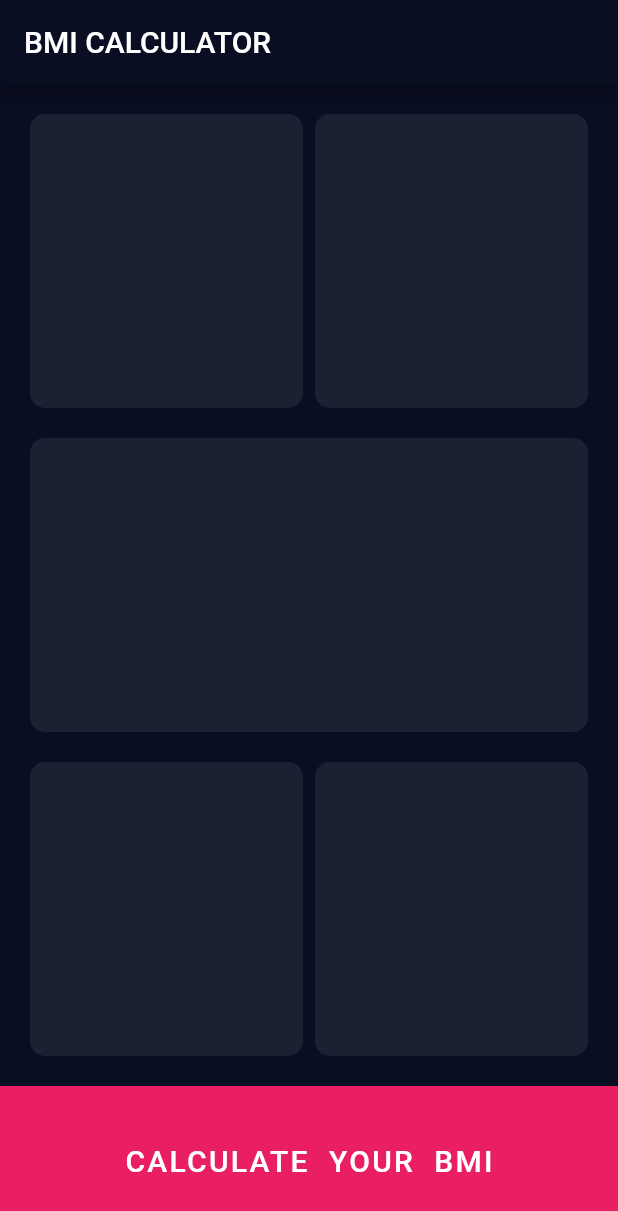
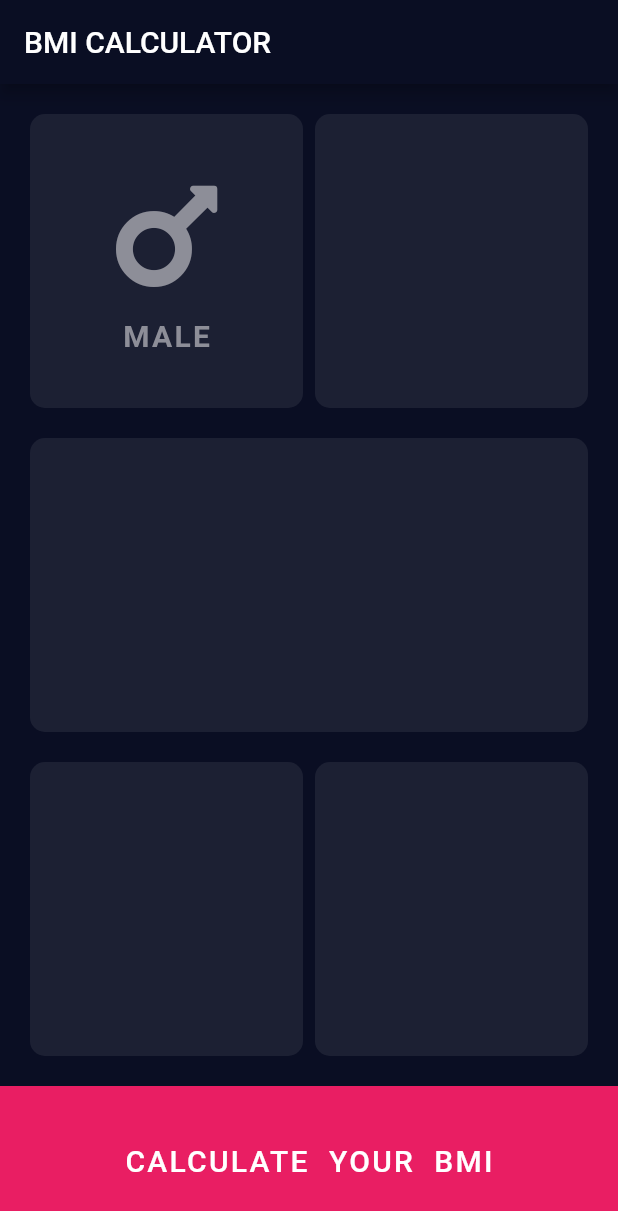
Before and after one commit to piotrstanny/flutter-bmi-calculator, a Flutter app: the screen it shows after launch, on a phone screen of 412 x 824 dp. Shown: the top 1211 px of the screen. Run offline on Flutter 3.47's test engine with Material 2 defaults, Android fonts, the phone set to English and light mode, and no system bars; our stand-ins replace font_awesome_flutter.

Commit message:
Create cardChild widget content

```diff
--- a/lib/input_page.dart
+++ b/lib/input_page.dart
@@ -1,8 +1,11 @@
 import 'package:flutter/material.dart';
+import 'package:font_awesome_flutter/font_awesome_flutter.dart';
 
 const activeCardColour = Color(0xFF1C2033);
 const bottomBarColour = Colors.pink;
 const bottomBarHeight = 100.0;
+const textColour1 = Color(0xFF8D8E98);
+const mainFontSize = 20.0;
 
 class InputPage extends StatefulWidget {
   @override
@@ -25,7 +28,31 @@ class _InputPageState extends State<InputPage> {
               child: Row(
                 children: <Widget>[
                   Expanded(
-                    child: ReusableCard(colour: activeCardColour),
+                    child: ReusableCard(
+                      colour: activeCardColour,
+                      cardChild: Column(
+                        mainAxisAlignment: MainAxisAlignment.center,
+                        children: <Widget>[
+                          Icon(
+                            FontAwesomeIcons.mars,
+                            color: textColour1,
+                            size: 90.0,
+                          ),
+                          SizedBox(
+                            height: 10.0,
+                          ),
+                          Text(
+                            'MALE',
+                            style: TextStyle(
+                              fontSize: mainFontSize,
+                              color: textColour1,
+                              fontWeight: FontWeight.bold,
+                              letterSpacing: 1.5,
+                            ),
+                          )
+                        ],
+                      ),
+                    ),
                   ),
                   SizedBox(
                     width: 8.0,
@@ -83,7 +110,7 @@ class _InputPageState extends State<InputPage> {
               child: Text(
                 'CALCULATE  YOUR  BMI',
                 style: TextStyle(
-                  fontSize: 20.0,
+                  fontSize: mainFontSize,
                   letterSpacing: 1.5,
                   color: Colors.white,
                 ),
--- a/pubspec.yaml
+++ b/pubspec.yaml
@@ -24,10 +24,10 @@ dependencies:
   flutter:
     sdk: flutter
 
-
   # The following adds the Cupertino Icons font to your application.
   # Use with the CupertinoIcons class for iOS style icons.
   cupertino_icons: ^0.1.3
+  font_awesome_flutter: ^8.8.1
 
 dev_dependencies:
   flutter_test:
```
Also changed, not shown: pubspec.lock.
